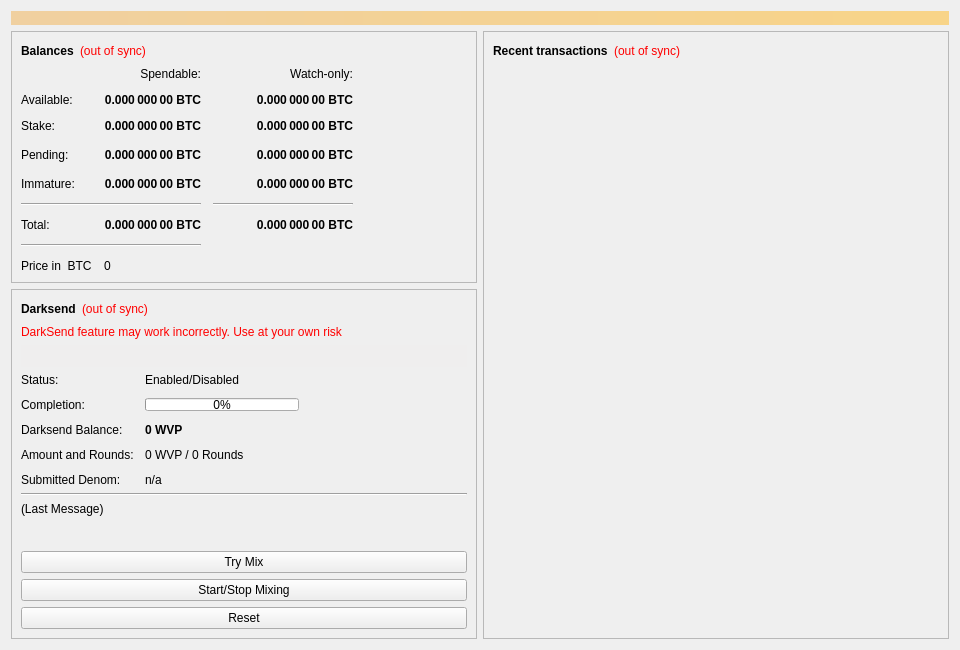
This is src/qt/forms/overviewpage.ui in wavepay/wavepaywallet as Qt 5 draws it before an edit. The edited form follows.
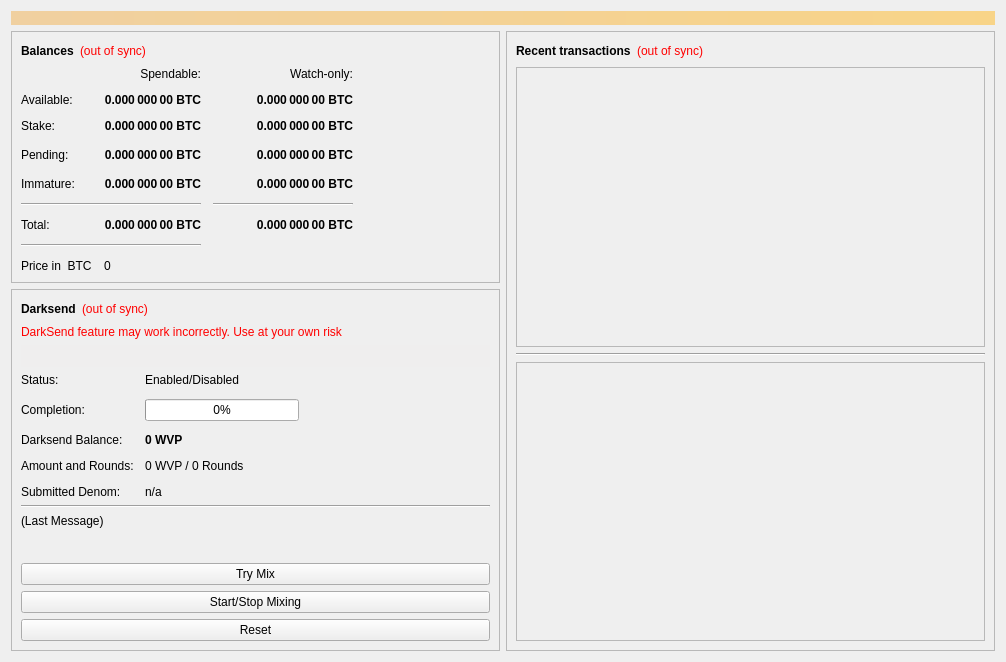
This is the edited form. Icons and pictures are not drawn.

What changed in the file:
```diff
--- a/src/qt/forms/overviewpage.ui
+++ b/src/qt/forms/overviewpage.ui
@@ -6,8 +6,8 @@
    <rect>
     <x>0</x>
     <y>0</y>
-    <width>960</width>
-    <height>647</height>
+    <width>1006</width>
+    <height>662</height>
    </rect>
   </property>
   <property name="minimumSize">
@@ -1244,7 +1244,28 @@
            </layout>
           </item>
           <item>
+           <widget class="QScrollArea" name="scrollArea_2">
+            <property name="widgetResizable">
+             <bool>true</bool>
+            </property>
+            <widget class="QWidget" name="scrollAreaWidgetContents_2">
+             <property name="geometry">
+              <rect>
+               <x>0</x>
+               <y>0</y>
+               <width>466</width>
+               <height>287</height>
+              </rect>
+             </property>
            <widget class="QListView" name="listTransactions">
+              <property name="geometry">
+               <rect>
+                <x>0</x>
+                <y>10</y>
+                <width>441</width>
+                <height>271</height>
+               </rect>
+              </property>
             <property name="styleSheet">
              <string notr="true">QListView { background: transparent; }</string>
             </property>
@@ -1261,12 +1282,48 @@
              <enum>QAbstractItemView::NoSelection</enum>
             </property>
            </widget>
+            </widget>
+           </widget>
           </item>
           <item>
+           <widget class="Line" name="line_2">
+            <property name="orientation">
+             <enum>Qt::Horizontal</enum>
+            </property>
+           </widget>
+          </item>
+          <item>
+           <widget class="QScrollArea" name="scrollArea">
+            <property name="widgetResizable">
+             <bool>true</bool>
+            </property>
+            <widget class="QWidget" name="scrollAreaWidgetContents">
+             <property name="geometry">
+              <rect>
+               <x>0</x>
+               <y>0</y>
+               <width>466</width>
+               <height>286</height>
+              </rect>
+             </property>
            <widget class="QLabel" name="wavepaylogo">
             <property name="enabled">
              <bool>true</bool>
             </property>
+              <property name="geometry">
+               <rect>
+                <x>4</x>
+                <y>6</y>
+                <width>460</width>
+                <height>271</height>
+               </rect>
+              </property>
+              <property name="baseSize">
+               <size>
+                <width>0</width>
+                <height>0</height>
+               </size>
+              </property>
             <property name="text">
              <string/>
             </property>
@@ -1280,8 +1337,10 @@
              <set>Qt::AlignCenter</set>
             </property>
             <property name="margin">
-             <number>60</number>
-            </property>
+               <number>0</number>
+              </property>
+             </widget>
+            </widget>
            </widget>
           </item>
          </layout>
```
Left out of the diff: 5 changed lines with no effect on the pictures. Lines whose indentation alone changed are shown as unchanged.
